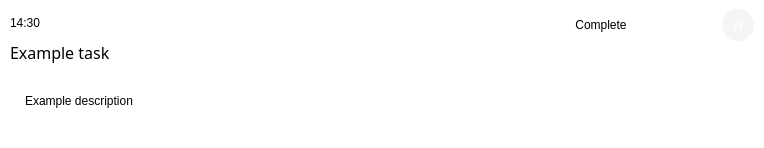
Before: the Qt Designer form uis/scripts/ui_note_item.ui in GorgeousOne/TaskManagementApp, drawn with Qt 5.
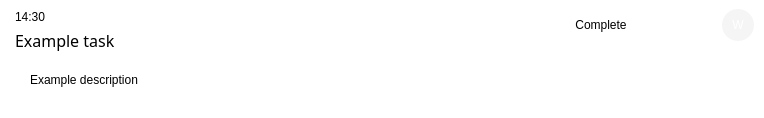
After: the same form once the commit is applied. Icons and pictures are not drawn.

Commit message: fixed icon alpha

What changed in the file:
```diff
--- a/uis/scripts/ui_note_item.ui
+++ b/uis/scripts/ui_note_item.ui
@@ -7,7 +7,7 @@
     <x>0</x>
     <y>0</y>
     <width>764</width>
-    <height>148</height>
+    <height>118</height>
    </rect>
   </property>
   <property name="styleSheet">
@@ -67,7 +67,7 @@
           <number>5</number>
          </property>
          <property name="leftMargin">
-          <number>10</number>
+          <number>15</number>
          </property>
          <property name="topMargin">
           <number>10</number>
@@ -298,13 +298,13 @@
        <number>0</number>
       </property>
       <property name="leftMargin">
-       <number>25</number>
+       <number>30</number>
       </property>
       <property name="topMargin">
        <number>0</number>
       </property>
       <property name="rightMargin">
-       <number>25</number>
+       <number>30</number>
       </property>
       <property name="bottomMargin">
        <number>0</number>
```
The commit also changes 2 other files.
